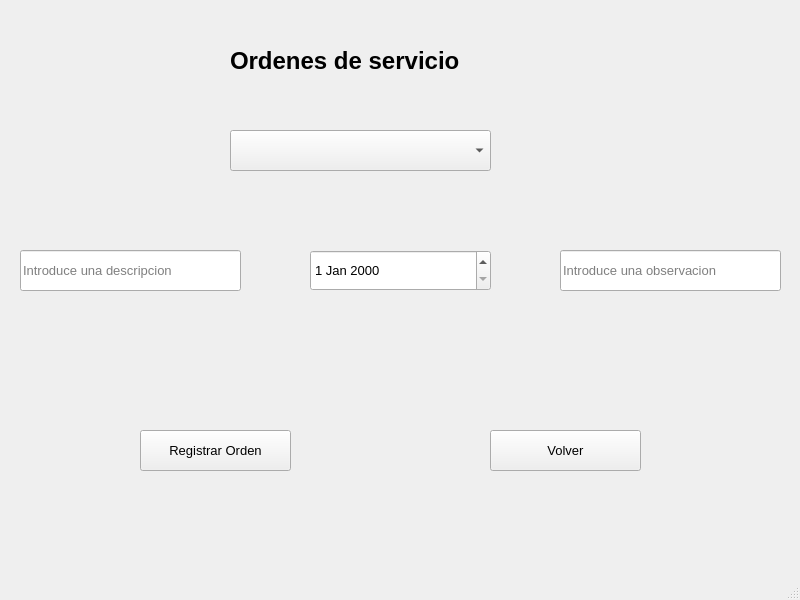
Qt form src/vista/Ui/VistaOrdenesServicio.ui (AdrianUnileon/Taller-Mecanico) before a commit.
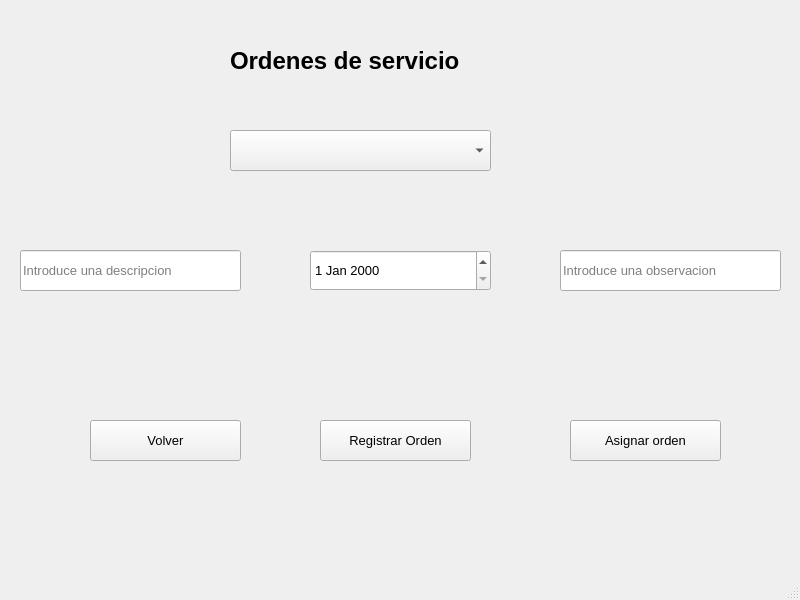
The same form after that commit.

The edit to the form file:
```diff
--- a/src/vista/Ui/VistaOrdenesServicio.ui
+++ b/src/vista/Ui/VistaOrdenesServicio.ui
@@ -54,8 +54,8 @@
    <widget class="QPushButton" name="btnRegistrar">
     <property name="geometry">
      <rect>
-      <x>140</x>
-      <y>430</y>
+      <x>320</x>
+      <y>420</y>
       <width>151</width>
       <height>41</height>
      </rect>
@@ -73,8 +73,8 @@
    <widget class="QPushButton" name="btnVolver">
     <property name="geometry">
      <rect>
-      <x>490</x>
-      <y>430</y>
+      <x>90</x>
+      <y>420</y>
       <width>151</width>
       <height>41</height>
      </rect>
@@ -143,6 +143,25 @@
      </font>
     </property>
    </widget>
+   <widget class="QPushButton" name="btnAsignar">
+    <property name="geometry">
+     <rect>
+      <x>570</x>
+      <y>420</y>
+      <width>151</width>
+      <height>41</height>
+     </rect>
+    </property>
+    <property name="font">
+     <font>
+      <family>Segoe UI</family>
+      <pointsize>10</pointsize>
+     </font>
+    </property>
+    <property name="text">
+     <string>Asignar orden</string>
+    </property>
+   </widget>
   </widget>
   <widget class="QMenuBar" name="menubar">
    <property name="geometry">
```
